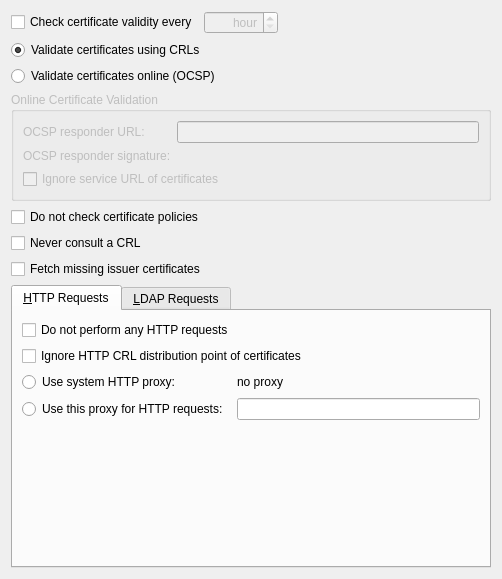
sensama/kleopatra, file conf/smimevalidationconfigurationwidget.ui: the form before one commit.
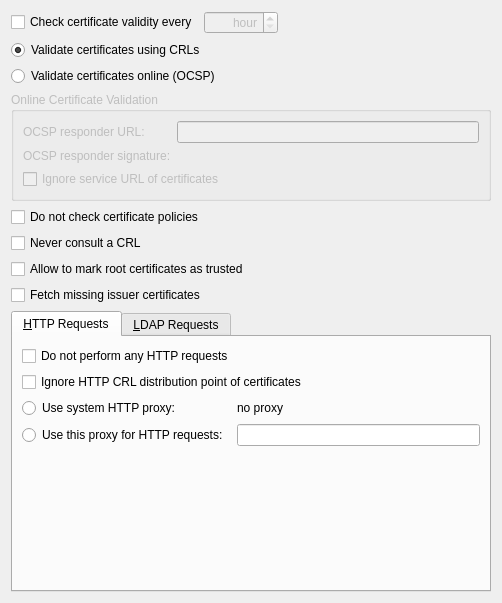
The form after the commit. Custom widgets are drawn as their Qt base class.

Commit message:
SVN_MERGE: Merged revisions 1074713 via svnmerge from svn+ssh://tmcguire@svn.kde.org/home/kde/branches/kdepim/enterprise4/kdepim
........
  r1074713 | mutz | 2010-01-14 17:23:09 +0100 (Thu, 14 Jan 2010) | 1 line

  Kleopatra: ConfigDialog: copy "allow-mark-trusted" option to the "S/MIME validation" page, so it can be set without having to venture into the full GnuPG backend configuration monster
........

Diff of the .ui file:
```diff
--- a/conf/smimevalidationconfigurationwidget.ui
+++ b/conf/smimevalidationconfigurationwidget.ui
@@ -6,7 +6,7 @@
     <x>0</x>
     <y>0</y>
     <width>502</width>
-    <height>579</height>
+    <height>603</height>
    </rect>
   </property>
   <layout class="QVBoxLayout" name="verticalLayout" >
@@ -154,6 +154,16 @@
      </property>
     </widget>
    </item>
+   <item>
+    <widget class="QCheckBox" name="allowMarkTrustedCB" >
+     <property name="whatsThis" >
+      <string>If this option is checked while a root CA certificate is being imported, you will be asked to confirm its fingerprint and state whether or not you consider this root certificate to be trusted. A root certificate needs to be trusted before the certificates it certified become trusted, but lightly allowing trusted root certificates into your certificate store will undermine the security of the system.</string>
+     </property>
+     <property name="text" >
+      <string>Allow to mark root certificates as trusted</string>
+     </property>
+    </widget>
+   </item>
    <item>
     <widget class="QCheckBox" name="fetchMissingCB" >
      <property name="whatsThis" >
@@ -167,14 +177,6 @@
    <item>
     <widget class="QTabWidget" name="requestsTabs" >
      <widget class="QWidget" name="tabHTTP" >
-      <property name="geometry" >
-       <rect>
-        <x>0</x>
-        <y>0</y>
-        <width>480</width>
-        <height>165</height>
-       </rect>
-      </property>
       <attribute name="title" >
        <string>&amp;HTTP Requests</string>
       </attribute>
```
Left out of the diff: 8 changed lines with no effect on the pictures. The commit also changes 1 other file.
